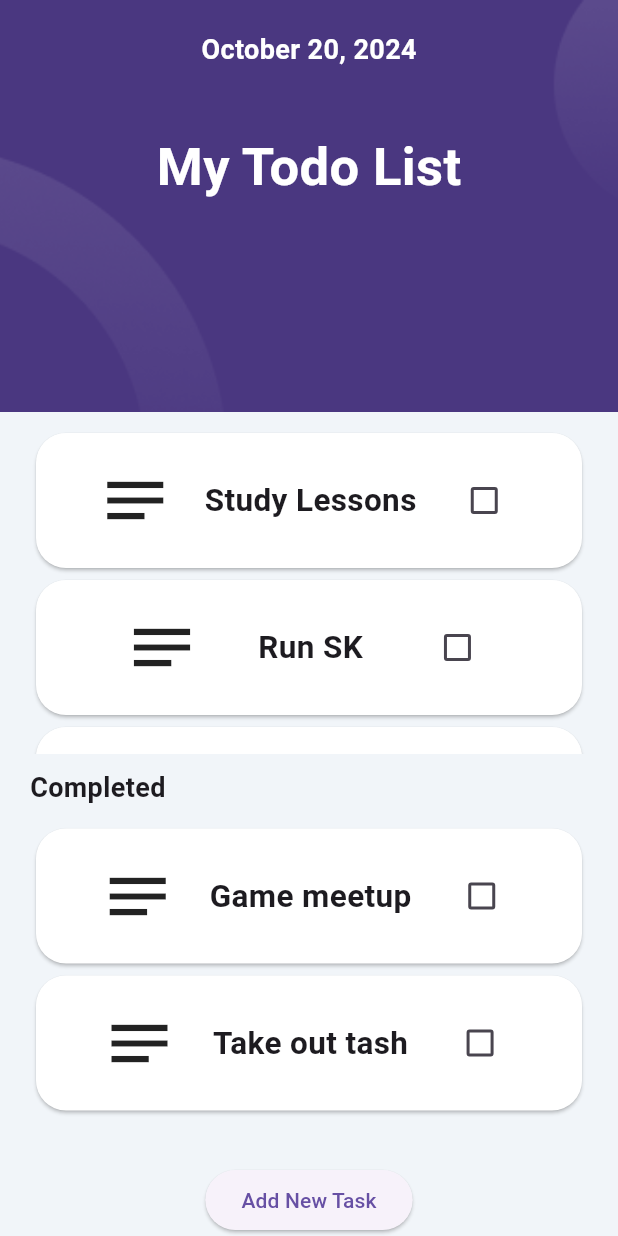
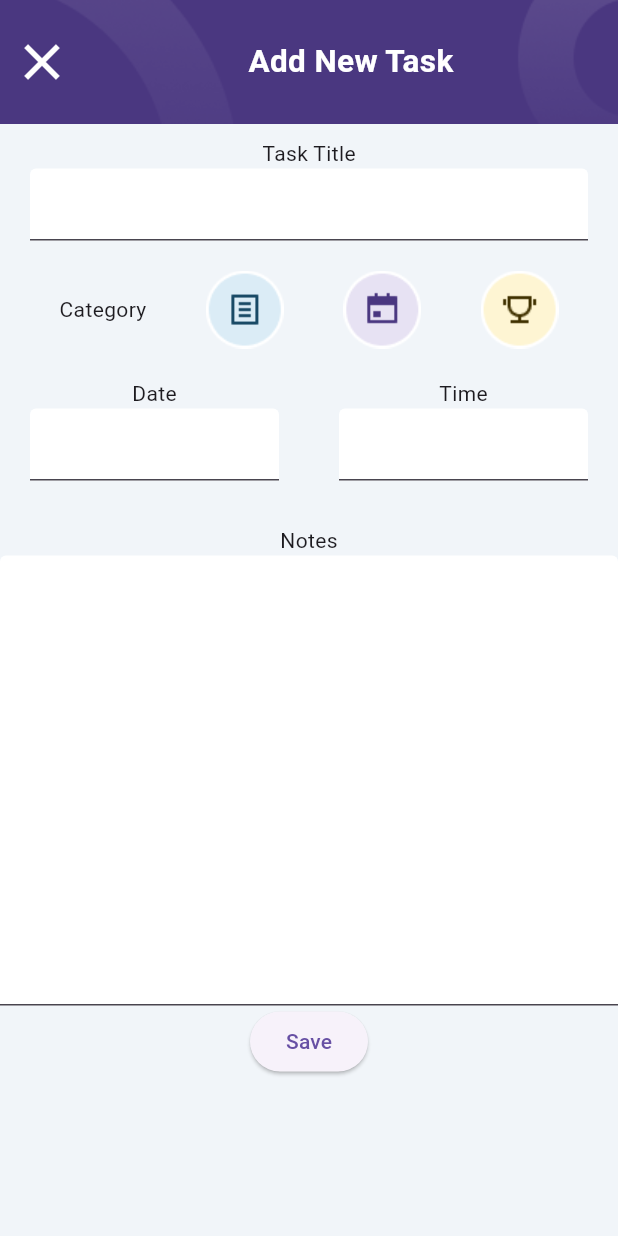
Before and after one commit to ismaildrcn/todo, a Flutter app: the screen it shows after launch, after a tap on "Add New Task", on a phone screen of 412 x 824 dp. Run offline on Flutter 3.47's test engine with Material 3 defaults, Android fonts, the phone set to English and light mode, and no system bars; our stand-ins replace hexcolor.

Commit message:
Add new task page

```diff
--- /dev/null
+++ b/lib/constants/task_type.dart
@@ -0,0 +1 @@
+enum TaskType { note, calender, contest }
--- a/lib/main.dart
+++ b/lib/main.dart
@@ -1,8 +1,5 @@
 import 'package:flutter/material.dart';
-import 'package:hexcolor/hexcolor.dart';
-import 'package:todo/constants/colors.dart';
-import 'package:todo/header.dart';
-import 'package:todo/todoItem.dart';
+import 'package:todo/screens/home.dart';
 
 void main() {
   runApp(const MyApp());
@@ -15,69 +12,11 @@ class MyApp extends StatefulWidget {
   State<MyApp> createState() => _MyAppState();
 }
 
-List<String> todo = ["Study Lessons", "Run SK", "Got to party"];
-List<String> todoCompleted = ["Game meetup", "Take out tash"];
-
 class _MyAppState extends State<MyApp> {
   bool isChecked = false;
 
   @override
   Widget build(BuildContext context) {
-    return MaterialApp(
-      debugShowCheckedModeBanner: false,
-      home: SafeArea(
-        child: Scaffold(
-          backgroundColor: HexColor(backgroundColor),
-          body: Column(children: [
-            // Header content
-            Header(),
-            // Doing Task content
-            Expanded(
-              child: Padding(
-                padding: const EdgeInsets.fromLTRB(20, 10, 20, 10),
-                child: SingleChildScrollView(
-                  child: ListView.builder(
-                      primary: false,
-                      shrinkWrap: true,
-                      itemCount: todo.length,
-                      itemBuilder: (context, index) {
-                        return TodoItem(
-                          title: todo[index],
-                        );
-                      }),
-                ),
-              ),
-            ),
-
-            // Completed Task content
-            Padding(
-              padding: EdgeInsets.only(left: 20),
-              child: Align(
-                alignment: Alignment.centerLeft,
-                child: const Text(
-                  "Completed",
-                  style: TextStyle(fontSize: 18, fontWeight: FontWeight.bold),
-                ),
-              ),
-            ),
-            Expanded(
-              child: Padding(
-                padding: const EdgeInsets.fromLTRB(20, 10, 20, 10),
-                child: SingleChildScrollView(
-                    child: ListView.builder(
-                  primary: false,
-                  shrinkWrap: true,
-                  itemCount: todoCompleted.length,
-                  itemBuilder: (context, index) {
-                    return TodoItem(title: todoCompleted[index]);
-                  },
-                )),
-              ),
-            ),
-            ElevatedButton(onPressed: () {}, child: Text("Add New Task"))
-          ]),
-        ),
-      ),
-    );
+    return MaterialApp(debugShowCheckedModeBanner: false, home: HomeScreen());
   }
 }
--- /dev/null
+++ b/lib/model/task.dart
@@ -0,0 +1,14 @@
+import 'package:todo/constants/task_type.dart';
+
+class Task {
+  Task(
+      {required this.type,
+      required this.title,
+      required this.description,
+      required this.isCompleted});
+
+  final TaskType type;
+  final String title;
+  final String description;
+  bool isCompleted;
+}
--- /dev/null
+++ b/lib/screens/home.dart
@@ -0,0 +1,111 @@
+import 'package:flutter/material.dart';
+import 'package:hexcolor/hexcolor.dart';
+import 'package:todo/constants/colors.dart';
+import 'package:todo/constants/task_type.dart';
+import 'package:todo/header.dart';
+import 'package:todo/model/task.dart';
+import 'package:todo/screens/new_task.dart';
+import 'package:todo/todoItem.dart';
+
+// List<String> todo = ["Study Lessons", "Run SK", "Got to party"];
+// List<String> todoCompleted = ["Game meetup", "Take out tash"];
+
+List<Task> todo = [
+  Task(
+      type: TaskType.note,
+      title: "Study Lessons",
+      description: "Study Comp117",
+      isCompleted: false),
+  Task(
+      type: TaskType.contest,
+      title: "Run SK",
+      description: "Run 5 kilometers",
+      isCompleted: false),
+  Task(
+      type: TaskType.calender,
+      title: "Go to party",
+      description: "Atent to party",
+      isCompleted: false),
+];
+
+List<Task> completed = [
+  Task(
+      type: TaskType.contest,
+      title: "Run SK",
+      description: "Run 5 kilometers",
+      isCompleted: false),
+  Task(
+      type: TaskType.calender,
+      title: "Go to party",
+      description: "Atent to party",
+      isCompleted: false),
+];
+
+class HomeScreen extends StatelessWidget {
+  const HomeScreen({super.key});
+
+  @override
+  Widget build(BuildContext context) {
+    return MaterialApp(
+      debugShowCheckedModeBanner: false,
+      home: SafeArea(
+        child: Scaffold(
+          backgroundColor: HexColor(backgroundColor),
+          body: Column(children: [
+            // Header content
+            Header(),
+            // Doing Task content
+            Expanded(
+              child: Padding(
+                padding: const EdgeInsets.fromLTRB(20, 10, 20, 10),
+                child: SingleChildScrollView(
+                  child: ListView.builder(
+                      primary: false,
+                      shrinkWrap: true,
+                      itemCount: todo.length,
+                      itemBuilder: (context, index) {
+                        return TodoItem(
+                          task: todo[index],
+                        );
+                      }),
+                ),
+              ),
+            ),
+
+            // Completed Task content
+            Padding(
+              padding: EdgeInsets.only(left: 20),
+              child: Align(
+                alignment: Alignment.centerLeft,
+                child: const Text(
+                  "Completed",
+                  style: TextStyle(fontSize: 18, fontWeight: FontWeight.bold),
+                ),
+              ),
+            ),
+            Expanded(
+              child: Padding(
+                padding: const EdgeInsets.fromLTRB(20, 10, 20, 10),
+                child: SingleChildScrollView(
+                    child: ListView.builder(
+                  primary: false,
+                  shrinkWrap: true,
+                  itemCount: completed.length,
+                  itemBuilder: (context, index) {
+                    return TodoItem(task: completed[index]);
+                  },
+                )),
+              ),
+            ),
+            ElevatedButton(
+                onPressed: () {
+                  Navigator.of(context).push(
+                      MaterialPageRoute(builder: (context) => AddNewTask()));
+                },
+                child: Text("Add New Task"))
+          ]),
+        ),
+      ),
+    );
+  }
+}
--- /dev/null
+++ b/lib/screens/new_task.dart
@@ -0,0 +1,149 @@
+import 'package:flutter/material.dart';
+import 'package:hexcolor/hexcolor.dart';
+import 'package:todo/constants/colors.dart';
+
+class AddNewTask extends StatelessWidget {
+  const AddNewTask({super.key});
+
+  @override
+  Widget build(BuildContext context) {
+    double deviceWidth = MediaQuery.of(context).size.width;
+    double deviceHeight = MediaQuery.of(context).size.height;
+
+    return SafeArea(
+      child: Scaffold(
+        backgroundColor: HexColor(backgroundColor),
+        body: SingleChildScrollView(
+          child: Column(
+            children: [
+              Container(
+                width: deviceWidth,
+                height: deviceHeight / 10,
+                decoration: BoxDecoration(
+                    image: DecorationImage(
+                        image: AssetImage("lib/assets/images/add-header.png"),
+                        fit: BoxFit.cover)),
+                child: Row(
+                  children: [
+                    IconButton(
+                        onPressed: () {
+                          Navigator.of(context).pop();
+                        },
+                        icon: Icon(
+                          Icons.close,
+                          size: 40,
+                          color: Colors.white,
+                        )),
+                    Expanded(
+                        child: Text(
+                      "Add New Task",
+                      style: TextStyle(
+                          fontSize: 21,
+                          color: Colors.white,
+                          fontWeight: FontWeight.bold),
+                      textAlign: TextAlign.center,
+                    ))
+                  ],
+                ),
+              ),
+              Padding(
+                padding: const EdgeInsets.only(top: 10),
+                child: Text(
+                  "Task Title",
+                ),
+              ),
+              Padding(
+                padding: const EdgeInsets.symmetric(horizontal: 20),
+                child: TextField(
+                    decoration:
+                        InputDecoration(filled: true, fillColor: Colors.white)),
+              ),
+              Padding(
+                padding: const EdgeInsets.only(top: 20),
+                child: Row(
+                  mainAxisAlignment: MainAxisAlignment.spaceEvenly,
+                  children: [
+                    Text("Category"),
+                    GestureDetector(
+                      onTap: () {
+                        ScaffoldMessenger.of(context).showSnackBar(SnackBar(
+                            duration: Duration(milliseconds: 450),
+                            content: Text("Category Selected")));
+                      },
+                      child: Image.asset("lib/assets/images/category_1.png"),
+                    ),
+                    GestureDetector(
+                      onTap: () {
+                        ScaffoldMessenger.of(context).showSnackBar(SnackBar(
+                            duration: Duration(milliseconds: 450),
+                            content: Text("Category Selected")));
+                      },
+                      child: Image.asset("lib/assets/images/category_2.png"),
+                    ),
+                    GestureDetector(
+                      onTap: () {
+                        ScaffoldMessenger.of(context).showSnackBar(SnackBar(
+                            duration: Duration(milliseconds: 450),
+                            content: Text("Category Selected")));
+                      },
+                      child: Image.asset("lib/assets/images/category_3.png"),
+                    )
+                  ],
+                ),
+              ),
+              Padding(
+                padding: const EdgeInsets.symmetric(vertical: 20),
+                child: Row(
+                  children: [
+                    Expanded(
+                      child: Column(
+                        children: [
+                          Text("Date"),
+                          Padding(
+                            padding: const EdgeInsets.symmetric(horizontal: 20),
+                            child: TextField(
+                              decoration: InputDecoration(
+                                  filled: true, fillColor: Colors.white),
+                            ),
+                          )
+                        ],
+                      ),
+                    ),
+                    Expanded(
+                      child: Column(
+                        children: [
+                          Text("Time"),
+                          Padding(
+                            padding: const EdgeInsets.symmetric(horizontal: 20),
+                            child: TextField(
+                              decoration: InputDecoration(
+                                  filled: true, fillColor: Colors.white),
+                            ),
+                          )
+                        ],
+                      ),
+                    )
+                  ],
+                ),
+              ),
+              Padding(
+                padding: const EdgeInsets.only(top: 10),
+                child: Text("Notes"),
+              ),
+              SizedBox(
+                height: 300,
+                child: TextField(
+                  expands: true,
+                  maxLines: null,
+                  decoration: InputDecoration(
+                      filled: true, fillColor: Colors.white, isDense: true),
+                ),
+              ),
+              ElevatedButton(onPressed: () {}, child: Text("Save"))
+            ],
+          ),
+        ),
+      ),
+    );
+  }
+}
--- a/lib/todoitem.dart
+++ b/lib/todoitem.dart
@@ -1,10 +1,10 @@
 import 'package:flutter/material.dart';
+import 'package:todo/constants/task_type.dart';
+import 'package:todo/model/task.dart';
 
 class TodoItem extends StatefulWidget {
-  const TodoItem({super.key, required this.title});
-  final String title;
-
-
+  const TodoItem({super.key, required this.task});
+  final Task task;
 
   @override
   State<TodoItem> createState() => _TodoItemState();
@@ -16,28 +16,53 @@ class _TodoItemState extends State<TodoItem> {
   @override
   Widget build(BuildContext context) {
     return Card(
-      color: Colors.white,
+      color: widget.task.isCompleted ? Colors.grey : Colors.white,
       shape: RoundedRectangleBorder(borderRadius: BorderRadius.circular(20)),
       child: Padding(
         padding: const EdgeInsets.all(20.0),
         child: Row(
           mainAxisAlignment: MainAxisAlignment.spaceEvenly,
           children: [
-            Icon(
-              Icons.notes_outlined,
-              size: 50,
-            ),
-            Text(
-              widget.title,
-              style: TextStyle(fontSize: 21, fontWeight: FontWeight.bold),
+            widget.task.type == TaskType.note
+                ? Image.asset("lib/assets/images/category_1.png")
+                : widget.task.type == TaskType.contest
+                    ? Image.asset("lib/assets/images/category_3.png")
+                    : Image.asset("lib/assets/images/category_2.png"),
+            Expanded(
+              child: Column(
+                children: [
+                  Text(
+                    widget.task.title,
+                    style: TextStyle(
+                        fontSize: 21,
+                        fontWeight: FontWeight.bold,
+                        decoration: widget.task.isCompleted
+                            ? TextDecoration.lineThrough
+                            : TextDecoration.none),
+                  ),
+                  Text(
+                    widget.task.description,
+                    style: TextStyle(
+                        fontSize: 15,
+                        color: Colors.grey[850],
+                        decoration: widget.task.isCompleted
+                            ? TextDecoration.lineThrough
+                            : TextDecoration.none),
+                  )
+                ],
+              ),
             ),
             Checkbox(
-                value: isChecked,
-                onChanged: (val) => {
-                      setState(() {
-                        isChecked = val!;
-                      })
-                    }),
+              value: isChecked,
+              onChanged: (val) => {
+                setState(
+                  () {
+                    widget.task.isCompleted = !widget.task.isCompleted;
+                    isChecked = val!;
+                  },
+                )
+              },
+            ),
           ],
         ),
       ),
```
Also changed, not shown: lib/assets/images/add-header.png (added), lib/assets/images/category_1.png (added), lib/assets/images/category_2.png (added), lib/assets/images/category_3.png (added).
